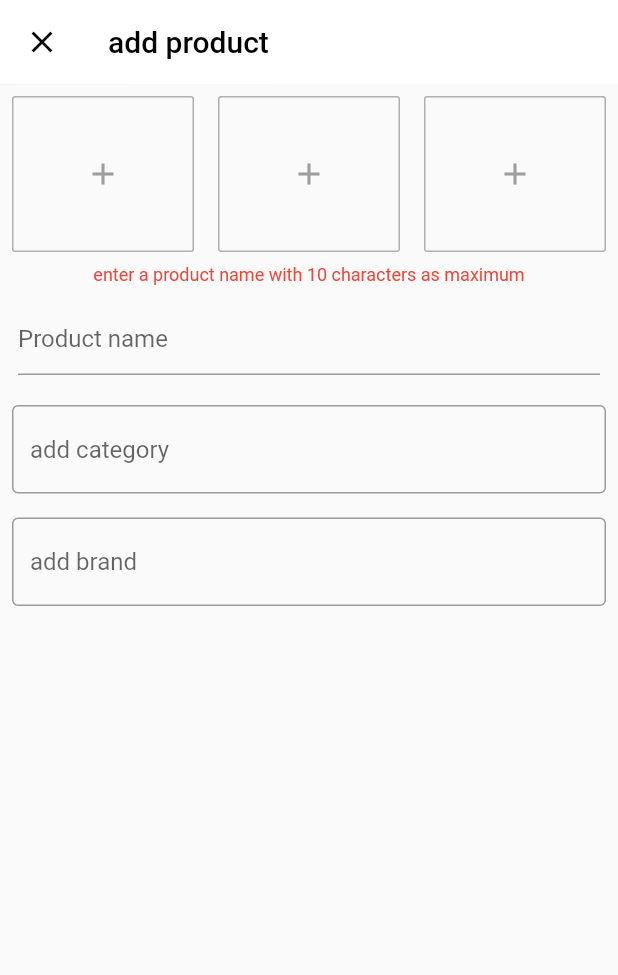
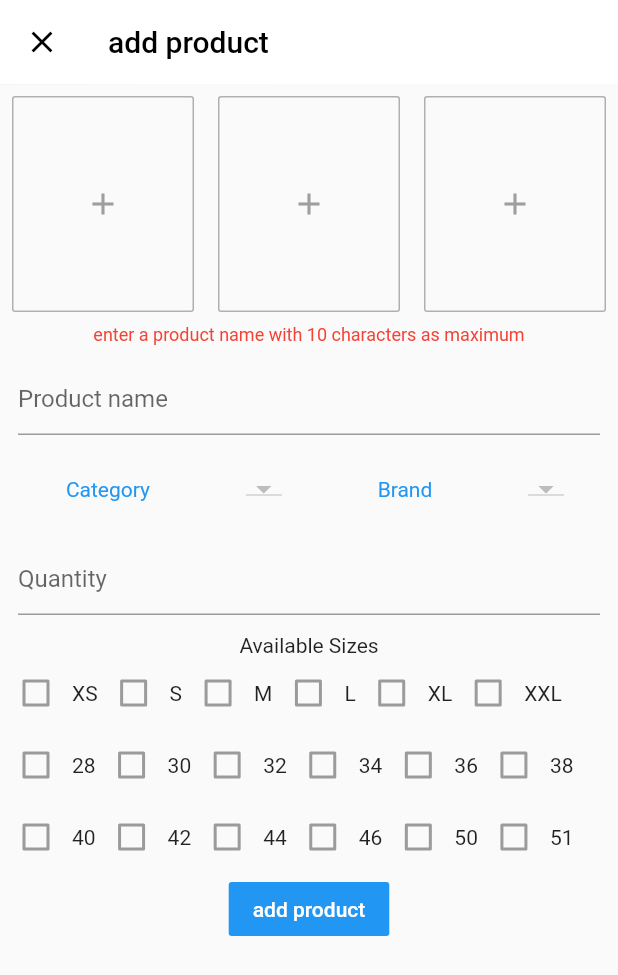
Before and after one commit to skaidevs/e_commerce_admin, a Flutter app: the AddProduct screen opened directly, on a phone screen of 412 x 824 dp. Shown: the top 975 px of the screen. Run offline on Flutter 3.47's test engine with Material 2 defaults, Android fonts, the phone set to English and light mode, and no system bars; drawn by our look-alikes of flutter_typeahead; our stand-ins replace cloud_firestore, fluttertoast; accounts and stored records are empty.

Commit message:
Available sizes

```diff
--- a/lib/db/brand.dart
+++ b/lib/db/brand.dart
@@ -14,7 +14,6 @@ class BrandService {
 
   Future<List<DocumentSnapshot>> getBrands() {
     return _firestore.collection(ref).getDocuments().then((snaps) {
-      print(snaps.documents.length);
       return snaps.documents;
     });
   }
--- a/lib/screens/add_product.dart
+++ b/lib/screens/add_product.dart
@@ -15,6 +15,7 @@ class _AddProductState extends State<AddProduct> {
   Color black = Colors.black;
   Color grey = Colors.grey;
   Color red = Colors.red;
+  Color blue = Colors.blue;
 
   CategoryService _categoryService = CategoryService();
   BrandService _brandService = BrandService();
@@ -25,6 +26,7 @@ class _AddProductState extends State<AddProduct> {
   List<DropdownMenuItem<String>> categoriesDropDown =
       <DropdownMenuItem<String>>[];
   List<DropdownMenuItem<String>> brandsDropDown = <DropdownMenuItem<String>>[];
+  List<String> selectedSizes = <String>[];
 
   String _currentCategory;
   String _currentBrand;
@@ -32,20 +34,38 @@ class _AddProductState extends State<AddProduct> {
   @override
   void initState() {
     _getCategories();
-//    _getBrands();
-    categoriesDropDown = getCategoriesDropDown();
+    _getBrands();
   }
 
   List<DropdownMenuItem<String>> getCategoriesDropDown() {
     List<DropdownMenuItem<String>> items = new List();
     for (int i = 0; i < categories.length; i++) {
+      setState(() {
         items.insert(
           0,
           DropdownMenuItem(
-          child: Text(categories[i]['category']),
-          value: categories[i]['category'],
+            child: Text(categories[i].data['category']),
+            value: categories[i].data['category'],
           ),
         );
+      });
+    }
+
+    return items;
+  }
+
+  List<DropdownMenuItem<String>> getBrandsDropDown() {
+    List<DropdownMenuItem<String>> items = new List();
+    for (int i = 0; i < brands.length; i++) {
+      setState(() {
+        items.insert(
+          0,
+          DropdownMenuItem(
+            child: Text(brands[i].data['brand']),
+            value: brands[i].data['brand'],
+          ),
+        );
+      });
     }
 
     return items;
@@ -57,10 +77,16 @@ class _AddProductState extends State<AddProduct> {
       appBar: AppBar(
         elevation: 0.1,
         backgroundColor: white,
-        leading: Icon(
+        leading: IconButton(
+            icon: Icon(
               Icons.close,
               color: black,
             ),
+            onPressed: () {
+              setState(() {
+                Navigator.pop(context);
+              });
+            }),
         title: Text(
           "add product",
           style: TextStyle(color: black),
@@ -68,7 +94,7 @@ class _AddProductState extends State<AddProduct> {
       ),
       body: Form(
         key: _formKey,
-        child: ListView(
+        child: Column(
           children: <Widget>[
             Row(
               children: <Widget>[
@@ -81,7 +107,7 @@ class _AddProductState extends State<AddProduct> {
                           BorderSide(color: grey.withOpacity(0.8), width: 1.0),
                       child: Padding(
                         padding:
-                            const EdgeInsets.fromLTRB(14.0, 40.0, 14.0, 40.0),
+                            const EdgeInsets.fromLTRB(14.0, 60.0, 14.0, 60.0),
                         child: Icon(
                           Icons.add,
                           color: grey,
@@ -99,7 +125,7 @@ class _AddProductState extends State<AddProduct> {
                           BorderSide(color: grey.withOpacity(0.8), width: 1.0),
                       child: Padding(
                         padding:
-                            const EdgeInsets.fromLTRB(14.0, 40.0, 14.0, 40.0),
+                            const EdgeInsets.fromLTRB(14.0, 60.0, 14.0, 60.0),
                         child: Icon(
                           Icons.add,
                           color: grey,
@@ -117,7 +143,7 @@ class _AddProductState extends State<AddProduct> {
                           BorderSide(color: grey.withOpacity(0.8), width: 1.0),
                       child: Padding(
                         padding:
-                            const EdgeInsets.fromLTRB(14.0, 40.0, 14.0, 40.0),
+                            const EdgeInsets.fromLTRB(14.0, 60.0, 14.0, 60.0),
                         child: Icon(
                           Icons.add,
                           color: grey,
@@ -152,129 +178,114 @@ class _AddProductState extends State<AddProduct> {
                 },
               ),
             ),
+
             //select category
-            Visibility(
-              visible: _currentCategory != null,
-              child: InkWell(
-                child: Material(
-                  borderRadius: BorderRadius.circular(20.0),
-                  color: red,
-                  child: Padding(
+            Padding(
               padding: const EdgeInsets.all(8.0),
               child: Row(
+                mainAxisAlignment: MainAxisAlignment.spaceAround,
                 children: <Widget>[
-                        Expanded(
+                  Padding(
+                    padding: const EdgeInsets.all(8.0),
                     child: Text(
-                            _currentCategory ?? 'null',
-                            style: TextStyle(color: white),
+                      'Category',
+                      style: TextStyle(color: blue),
                     ),
                   ),
-                        IconButton(
-                            icon: Icon(
-                              Icons.close,
-                              color: white,
+                  DropdownButton(
+                    items: categoriesDropDown,
+                    onChanged: changeSelectCategory,
+                    value: _currentCategory,
                   ),
-                            onPressed: () {
-                              setState(() {
-                                _currentCategory = '';
-                              });
-                            }),
+                  Padding(
+                    padding: const EdgeInsets.all(8.0),
+                    child: Text(
+                      'Brand',
+                      style: TextStyle(color: blue),
+                    ),
+                  ),
+                  DropdownButton(
+                    items: brandsDropDown,
+                    onChanged: changeSelectBrand,
+                    value: _currentBrand,
+                  ),
                 ],
               ),
             ),
-                ),
-              ),
-            ),
+
             Padding(
-              padding: const EdgeInsets.all(8.0),
-              child: TypeAheadField(
-                textFieldConfiguration: TextFieldConfiguration(
-                  autofocus: false,
-                  decoration: InputDecoration(
-                    border: OutlineInputBorder(),
-                    hintText: 'add category',
-                  ),
-                ),
-                suggestionsCallback: (pattern) async {
-                  return await _categoryService.getSuggestion(pattern);
-                },
-                itemBuilder: (context, suggestion) {
-                  return ListTile(
-                    leading: Icon(Icons.category),
-                    title: Text(suggestion['category']),
-                  );
-                },
-                onSuggestionSelected: (suggestion) {
-                  setState(() {
-                    _currentCategory = suggestion['category'];
-                  });
-
-//                Navigator.of(context).push(MaterialPageRoute(
-//                    builder: (context) => ProductPage(product: suggestion),));
+              padding: const EdgeInsets.all(12.0),
+              child: TextFormField(
+                controller: productNameController,
+                keyboardType: TextInputType.number,
+                decoration: InputDecoration(hintText: 'Quantity'),
+                validator: (value) {
+                  if (value.isEmpty) {
+                    return "You must enter the product name";
+                  }
+                  return null;
                 },
               ),
             ),
-            //select brand
-            Visibility(
-              visible: _currentBrand != null,
-              child: InkWell(
-                child: Material(
-                  borderRadius: BorderRadius.circular(20.0),
-                  color: red,
-                  child: Padding(
-                    padding: const EdgeInsets.all(8.0),
-                    child: Row(
+            Text('Available Sizes'),
+            Row(
               children: <Widget>[
-                        Expanded(
-                          child: Text(
-                            _currentBrand ?? 'null',
-                            style: TextStyle(color: white),
+                Checkbox(
+                  value: selectedSizes.contains('XS'),
                 ),
-                        ),
-                        IconButton(
-                            icon: Icon(
-                              Icons.close,
-                              color: white,
-                            ),
-                            onPressed: () {
-                              setState(() {
-                                _currentBrand = '';
-                              });
-                            }),
+                Text('XS'),
+                Checkbox(value: false, onChanged: null),
+                Text('S'),
+                Checkbox(value: false, onChanged: null),
+                Text('M'),
+                Checkbox(value: false, onChanged: null),
+                Text('L'),
+                Checkbox(value: false, onChanged: null),
+                Text('XL'),
+                Checkbox(value: false, onChanged: null),
+                Text('XXL'),
               ],
             ),
+
+            Row(
+              children: <Widget>[
+                Checkbox(value: false, onChanged: null),
+                Text('28'),
+                Checkbox(value: false, onChanged: null),
+                Text('30'),
+                Checkbox(value: false, onChanged: null),
+                Text('32'),
+                Checkbox(value: false, onChanged: null),
+                Text('34'),
+                Checkbox(value: false, onChanged: null),
+                Text('36'),
+                Checkbox(value: false, onChanged: null),
+                Text('38'),
+              ],
             ),
+
+            Row(
+              children: <Widget>[
+                Checkbox(value: false, onChanged: null),
+                Text('40'),
+                Checkbox(value: false, onChanged: null),
+                Text('42'),
+                Checkbox(value: false, onChanged: null),
+                Text('44'),
+                Checkbox(value: false, onChanged: null),
+                Text('46'),
+                Checkbox(value: false, onChanged: null),
+                Text('50'),
+                Checkbox(value: false, onChanged: null),
+                Text('51'),
+              ],
             ),
-              ),
-            ),
-            Padding(
-              padding: const EdgeInsets.all(8.0),
-              child: TypeAheadField(
-                textFieldConfiguration: TextFieldConfiguration(
-                  autofocus: false,
-                  decoration: InputDecoration(
-                    border: OutlineInputBorder(),
-                    hintText: 'add brand',
-                  ),
-                ),
-                suggestionsCallback: (pattern) async {
-                  return await _brandService.getSuggestion(pattern);
-                },
-                itemBuilder: (context, suggestion) {
-                  return ListTile(
-                    leading: Icon(Icons.category),
-                    title: Text(suggestion['brand']),
-                  );
-                },
-                onSuggestionSelected: (suggestion) {
-                  setState(() {
-                    _currentBrand = suggestion['brand'];
-                  });
 
-//                Navigator.of(context).push(MaterialPageRoute(
-//                    builder: (context) => ProductPage(product: suggestion),));
-                },
-              ),
+            FlatButton(
+              onPressed: () {},
+              child: Text('add product'),
+              textColor: white,
+              color: blue,
             ),
           ],
         ),
@@ -286,10 +297,33 @@ class _AddProductState extends State<AddProduct> {
     List<DocumentSnapshot> data = await _categoryService.getCategories();
     setState(() {
       categories = data;
+      categoriesDropDown = getCategoriesDropDown();
+      _currentCategory = categories[0].data['category'];
+    });
+  }
+
+  void _getBrands() async {
+    List<DocumentSnapshot> data = await _brandService.getBrands();
+    setState(() {
+      brands = data;
+      brandsDropDown = getBrandsDropDown();
+      _currentBrand = brands[0].data['brand'];
     });
   }
 
   changeSelectCategory(String selectedCategory) {
     setState(() => _currentCategory = selectedCategory);
   }
+
+  changeSelectBrand(String selectedBrand) {
+    setState(() => _currentBrand = selectedBrand);
   }
+
+  void changeSelectedSize(String size) {
+    if (selectedSizes.contains(size)) {
+      selectedSizes.remove(size);
+    } else {
+      selectedSizes.add(size);
+    }
+  }
+}
```
Lines whose indentation alone changed are shown as unchanged.
